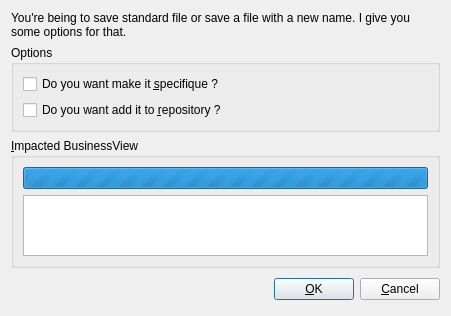
Qt form xinx/ui/specifiquedlg.ui (phoenix741/xinx) before a commit.
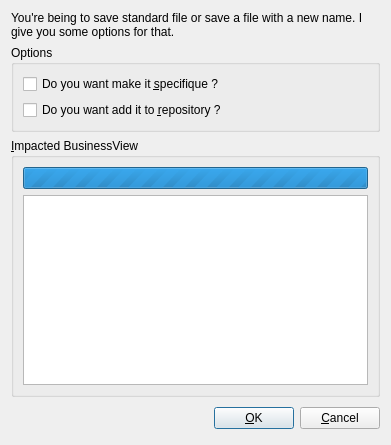
The same form after that commit. Icons and pictures are not drawn.

```diff
--- a/xinx/ui/specifiquedlg.ui
+++ b/xinx/ui/specifiquedlg.ui
@@ -5,8 +5,8 @@
    <rect>
     <x>0</x>
     <y>0</y>
-    <width>451</width>
-    <height>316</height>
+    <width>391</width>
+    <height>445</height>
    </rect>
   </property>
   <property name="windowTitle" >
```
